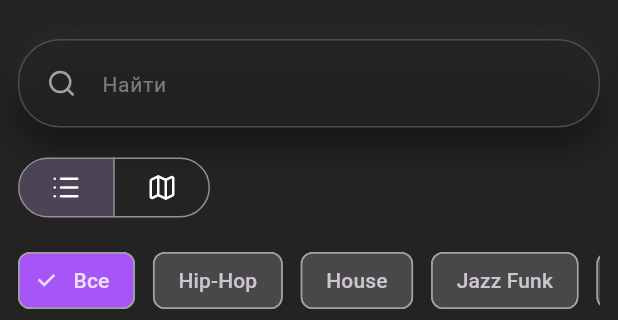
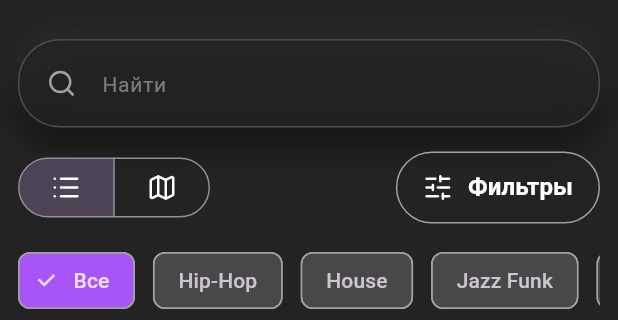
Before and after one commit to Solomon1239/Yandex-Dance-Flutter-App, a Flutter app: the screen it shows after launch, on a phone screen of 412 x 824 dp, the part 63-383 px from its top. Run offline on Flutter 3.47's test engine with Material 3 defaults, Android fonts, the phone set to English and light mode, and no system bars; our stand-ins replace cached_network_image, cloud_firestore, equatable, firebase_auth, firebase_core, firebase_storage and 7 more; missing offline and left inert: video_compress, yx_state; accounts and stored records are empty; network calls fail; Roboto replaces fonts that are missing (Outfit).

Commit message:
refactor/events-page: add correct button (filters) to page

```diff
--- a/lib/app/router/app_router.dart
+++ b/lib/app/router/app_router.dart
@@ -1,5 +1,4 @@
 import 'package:yandex_dance/features/auth/presentation/pages/auth_page.dart';
-import 'package:yandex_dance/features/dev/presentation/pages/input_debug_page.dart';
 import 'package:yandex_dance/features/events/presentation/pages/events_page.dart';
 import 'package:yandex_dance/features/profile/presentation/pages/edit_profile_page.dart';
 import 'package:yandex_dance/features/profile/presentation/pages/profile_page.dart';
@@ -13,10 +12,7 @@ final appRouter = GoRouter(
   routes: [
     GoRoute(path: '/', builder: (context, state) => const SessionGatePage()),
     GoRoute(path: '/auth', builder: (context, state) => const AuthPage()),
-    GoRoute(
-      path: '/dev/input',
-      builder: (context, state) => const InputDebugPage(),
-    ),
+
     GoRoute(
       path: '/styles',
       builder: (context, state) => const StyleSelectionPage(),
--- a/lib/features/events/presentation/pages/events_page.dart
+++ b/lib/features/events/presentation/pages/events_page.dart
@@ -2,6 +2,7 @@ import 'package:flutter/material.dart';
 import 'package:yandex_dance/core/ui/colors/input_color.dart';
 import 'package:yandex_dance/core/ui/icons/app_icons.dart';
 import 'package:yandex_dance/core/ui/icons/svg_icon.dart';
+import 'package:yandex_dance/core/ui/widgets/buttons/base_button.dart';
 import 'package:yandex_dance/core/ui/widgets/input/app_text_field.dart';
 import 'package:yandex_dance/features/events/presentation/widgets/event_card.dart';
 
@@ -169,11 +170,11 @@ class _EventsPageState extends State<EventsPage> {
                     ),
                   ),
                   const SizedBox(width: 12),
-                  // BaseButton(
-                  //   text: 'Фильтры',
-                  //   prefixIcon: const SvgIcon(AppIcons.filter, size: 20),
-                  //   onPressed: _openFiltersModal,
-                  // ),
+                  BaseButton(
+                    text: 'Фильтры',
+                    prefixIcon: const SvgIcon(AppIcons.filter, size: 20),
+                    onPressed: _openFiltersModal,
+                  ),
                 ],
               ),
               const SizedBox(height: 16),
```
